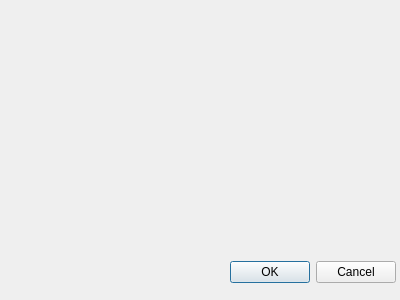
Qt form raw_ui/deleteui.ui (meshchellomishel/MIET_db_manager) before a commit.
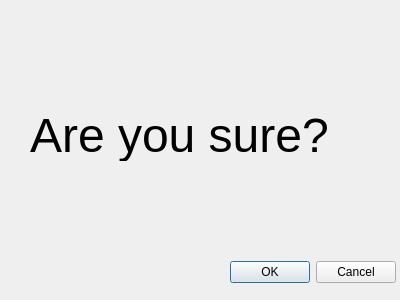
The same form after that commit.

```diff
--- a/raw_ui/deleteui.ui
+++ b/raw_ui/deleteui.ui
@@ -26,6 +26,24 @@
     <set>QDialogButtonBox::Cancel|QDialogButtonBox::Ok</set>
    </property>
   </widget>
+  <widget class="QLabel" name="label">
+   <property name="geometry">
+    <rect>
+     <x>30</x>
+     <y>110</y>
+     <width>341</width>
+     <height>51</height>
+    </rect>
+   </property>
+   <property name="font">
+    <font>
+     <pointsize>36</pointsize>
+    </font>
+   </property>
+   <property name="text">
+    <string>Are you sure?</string>
+   </property>
+  </widget>
  </widget>
  <resources/>
  <connections/>
```
